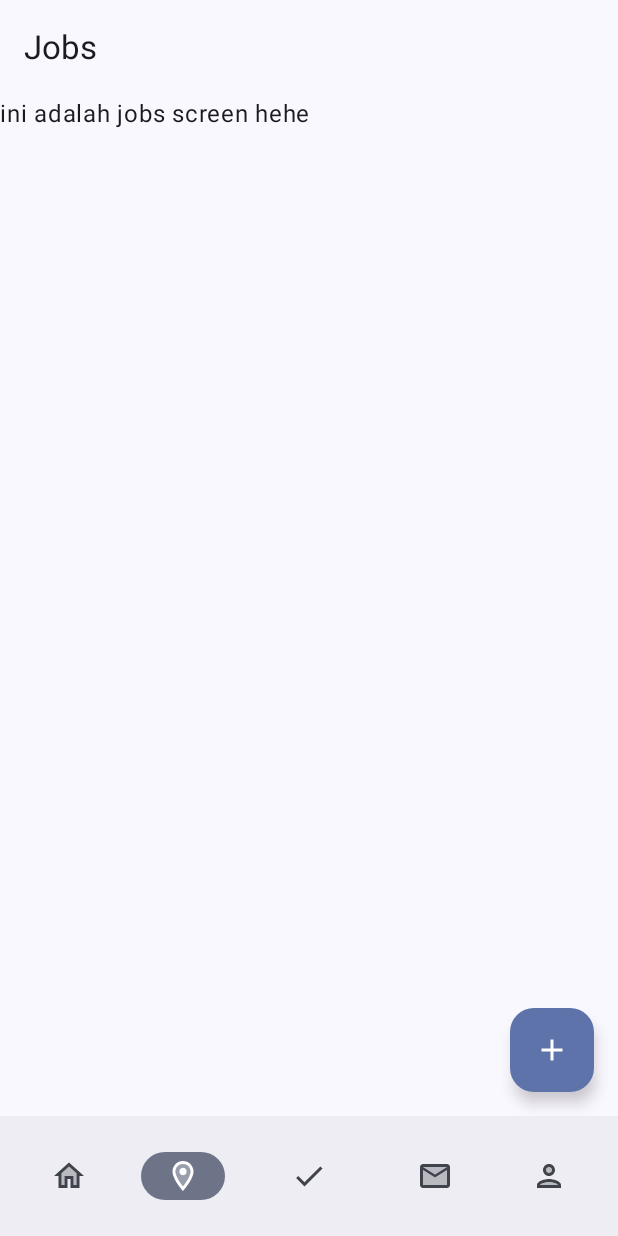
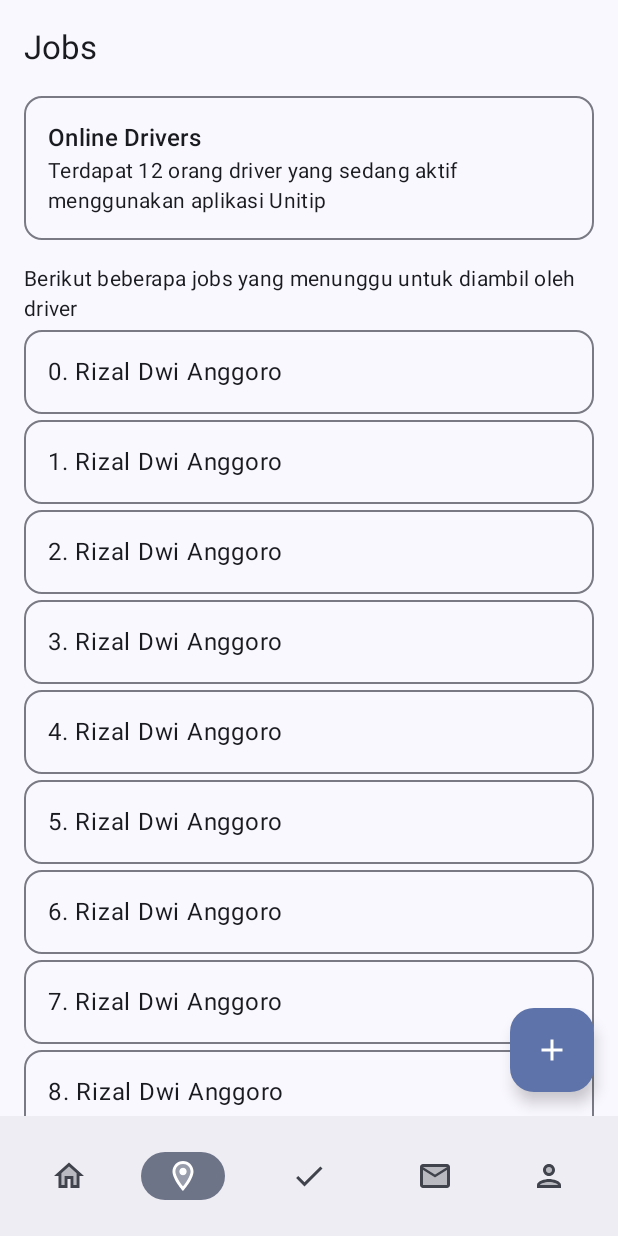
Before and after one commit to unitip/mobile-native, an Android app built with Jetpack Compose: the HomeScreen screen opened through its navigation route, on a phone screen of 412 x 824 dp. Run offline under Robolectric (Android 15) with nearby library versions, the phone set to English and light mode, and no system bars; our stand-ins replace Dagger/Hilt's generated code.

Commit message:
chore: try to compose

```diff
--- a/app/src/main/java/com/unitip/mobile/core/navigation/ApplicationNavigationGraph.kt
+++ b/app/src/main/java/com/unitip/mobile/core/navigation/ApplicationNavigationGraph.kt
@@ -12,7 +12,7 @@ import com.unitip.mobile.features.job.screens.CreateJobScreen
 fun ApplicationNavigationGraph(navController: NavHostController) {
     NavHost(
         navController = navController,
-        startDestination = Routes.Auth,
+        startDestination = Routes.Home,
     ) {
         composable<Routes.Auth> { AuthScreen() }
         composable<Routes.Home> {
--- a/app/src/main/java/com/unitip/mobile/features/home/presentation/Screen.kt
+++ b/app/src/main/java/com/unitip/mobile/features/home/presentation/Screen.kt
@@ -1,6 +1,8 @@
 package com.unitip.mobile.features.home.presentation
 
 import android.annotation.SuppressLint
+import androidx.compose.foundation.layout.Box
+import androidx.compose.foundation.layout.Column
 import androidx.compose.foundation.layout.padding
 import androidx.compose.material.icons.Icons
 import androidx.compose.material.icons.twotone.Check
@@ -11,7 +13,7 @@ import androidx.compose.material.icons.twotone.Person
 import androidx.compose.material3.Icon
 import androidx.compose.material3.NavigationBar
 import androidx.compose.material3.NavigationBarItem
-import androidx.compose.material3.Scaffold
+import androidx.compose.material3.Surface
 import androidx.compose.runtime.Composable
 import androidx.compose.runtime.getValue
 import androidx.compose.ui.Modifier
@@ -61,8 +63,15 @@ fun HomeScreen(
 
     val homeNavController = rememberNavController()
 
-    Scaffold(
-        bottomBar = {
+    Surface {
+        Column {
+            Box(modifier = Modifier.weight(1f)) {
+                HomeNavigationGraph(
+                    navController = homeNavController,
+                    onNavigate = onNavigate,
+                )
+            }
+
             NavigationBar {
                 val navBackStackEntry by homeNavController.currentBackStackEntryAsState()
                 val currentDestination = navBackStackEntry?.destination
@@ -88,10 +97,5 @@ fun HomeScreen(
                 }
             }
         }
-    ) {
-        HomeNavigationGraph(
-            navController = homeNavController,
-            onNavigate = onNavigate,
-        )
     }
 }
--- a/app/src/main/java/com/unitip/mobile/features/job/screens/Screen.kt
+++ b/app/src/main/java/com/unitip/mobile/features/job/screens/Screen.kt
@@ -1,17 +1,25 @@
 package com.unitip.mobile.features.job.screens
 
+import androidx.compose.foundation.background
+import androidx.compose.foundation.clickable
 import androidx.compose.foundation.layout.Column
+import androidx.compose.foundation.layout.Row
+import androidx.compose.foundation.layout.fillMaxWidth
 import androidx.compose.foundation.layout.padding
+import androidx.compose.foundation.lazy.LazyColumn
 import androidx.compose.material.icons.Icons
 import androidx.compose.material.icons.twotone.Add
 import androidx.compose.material3.ExperimentalMaterial3Api
 import androidx.compose.material3.FloatingActionButton
 import androidx.compose.material3.Icon
+import androidx.compose.material3.MaterialTheme
+import androidx.compose.material3.OutlinedCard
 import androidx.compose.material3.Scaffold
 import androidx.compose.material3.Text
 import androidx.compose.material3.TopAppBar
 import androidx.compose.runtime.Composable
 import androidx.compose.ui.Modifier
+import androidx.compose.ui.graphics.Color
 import androidx.compose.ui.unit.dp
 import com.unitip.mobile.core.navigation.Routes
 
@@ -21,8 +29,10 @@ fun JobsScreen(
     onNavigate: (route: Any) -> Unit = {},
 ) {
     Scaffold(
+        modifier = Modifier.padding(bottom = 0.dp),
         topBar = {
             TopAppBar(
+                modifier = Modifier.background(Color.Red),
                 title = {
                     Text("Jobs")
                 }
@@ -31,14 +41,62 @@ fun JobsScreen(
         floatingActionButton = {
             FloatingActionButton(
                 onClick = { onNavigate(Routes.CreateJob) },
-                modifier = Modifier.padding(bottom = 80.dp)
             ) {
                 Icon(Icons.TwoTone.Add, contentDescription = null)
             }
-        }
+        },
     ) {
-        Column(modifier = Modifier.padding(it)) {
-            Text("ini adalah jobs screen hehe")
+        LazyColumn(modifier = Modifier.padding(it)) {
+            // summary of online driver count
+            item {
+                OutlinedCard(
+                    modifier = Modifier
+                        .fillMaxWidth()
+                        .padding(start = 16.dp, end = 16.dp),
+                ) {
+                    Column(modifier = Modifier.padding(16.dp)) {
+                        Text(
+                            text = "Online Drivers",
+                            style = MaterialTheme.typography.titleMedium,
+                        )
+                        Text(
+                            text = "Terdapat 12 orang driver yang sedang aktif menggunakan aplikasi Unitip",
+                            style = MaterialTheme.typography.bodyMedium,
+                        )
+                    }
+                }
+            }
+
+            // list of jobs
+            item {
+                Text(
+                    text = "Berikut beberapa jobs yang menunggu untuk diambil oleh driver",
+                    modifier = Modifier.padding(start = 16.dp, end = 16.dp, top = 16.dp),
+                    style = MaterialTheme.typography.bodyMedium,
+                )
+            }
+
+            items(20) {
+                JobItem(index = it)
+            }
         }
     }
 }
+
+@Composable
+private fun JobItem(index: Int) {
+    OutlinedCard(
+        modifier = Modifier
+            .fillMaxWidth()
+            .padding(start = 16.dp, end = 16.dp, top = 4.dp)
+            .clickable { }
+    ) {
+        Column(
+            modifier = Modifier.padding(16.dp)
+        ) {
+            Row {
+                Text(text = "$index. Rizal Dwi Anggoro")
+            }
+        }
+    }
+}
```
